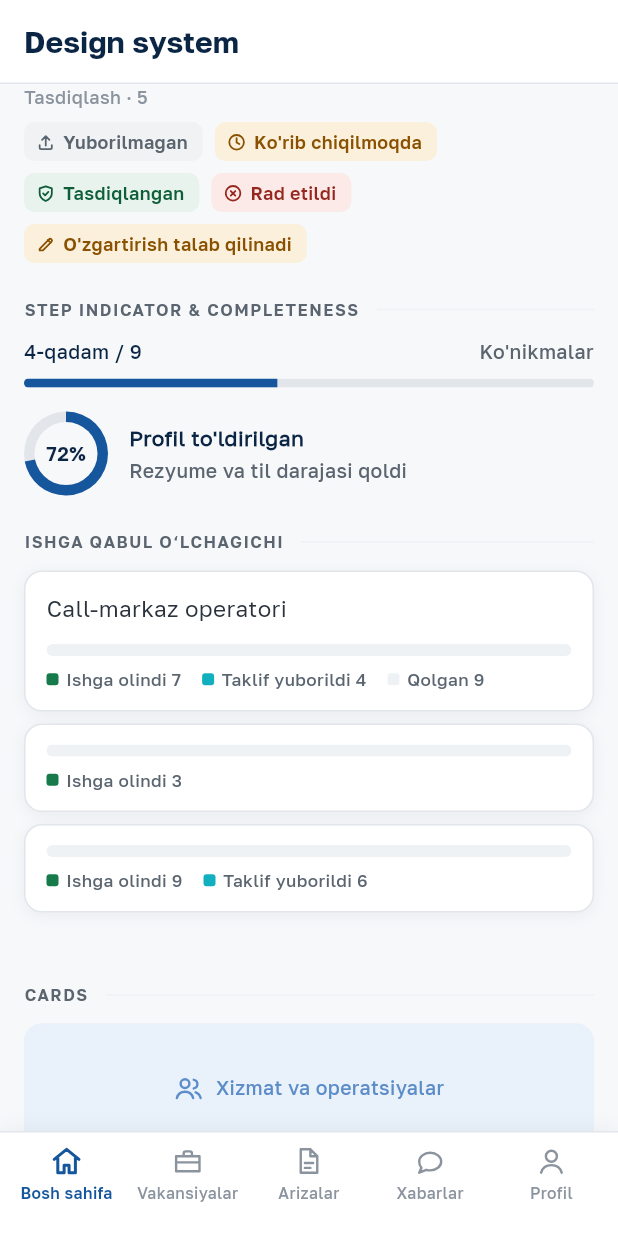
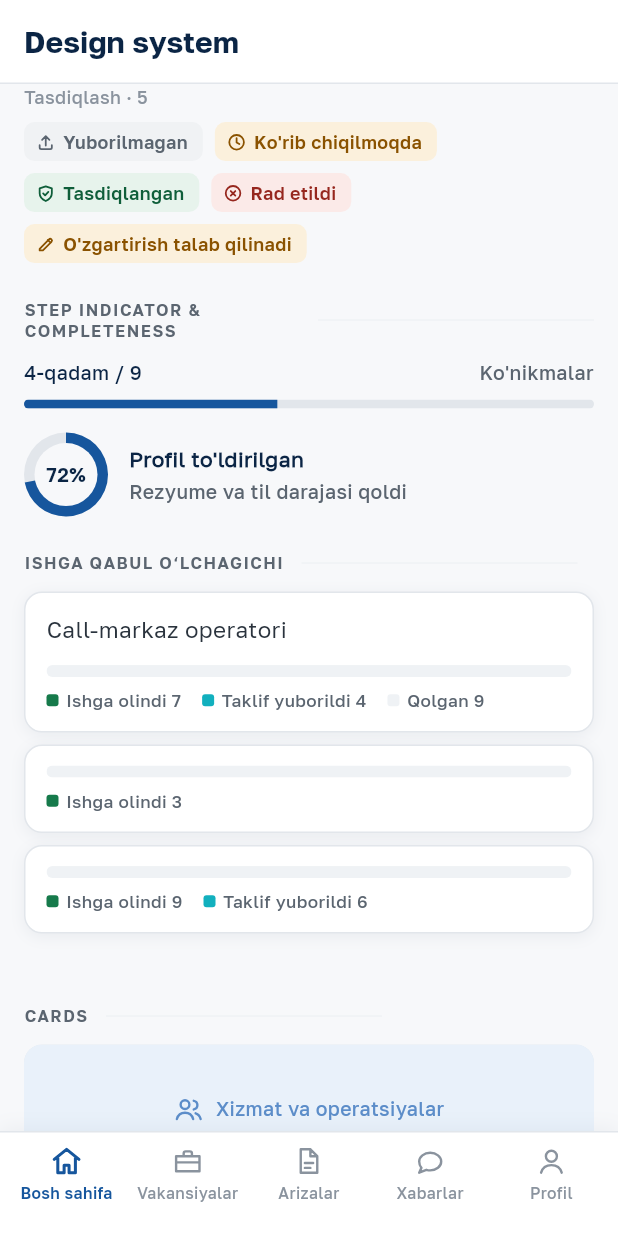
Before and after one commit to sherali-abdukakhkharov/headhunter-app, a Flutter app: the DesignGalleryScreen screen opened by its route, scrolled down 2880 dp, on a phone screen of 412 x 824 dp. Run offline on Flutter 3.47's test engine with Material 3 defaults, Android fonts, the phone set to English and light mode, and no system bars; our stand-ins replace dio, file_picker, firebase_core, firebase_messaging, flutter_riverpod, flutter_secure_storage and 4 more; accounts and stored records are empty; generated files the repository leaves out were written again.

Commit message:
Make the small-screen and large-font pass a test, not a walk
"Re-check every component at large system font scale as screens land" is a task
nobody finishes. It has to be redone for every screen that lands after it, so by
hand it is done once and then decays - and an overflow is exactly the defect
assertions miss: nothing throws, no `expect` fails, and the yellow-and-black
stripes exist only on a screen somebody is looking at.

So the pass is now three cases that pump the design gallery - the catalogue,
every component in one tree - at **320 x 568**, the floor the design names, and
at text scale **2.0**, Android's largest. One of them runs in Russian, which is
the variant that finds these: `HhMetaChip` shipped without an ellipsis because
everything using it was one word in English and three in Russian, so nothing was
ever red.

`FlutterError.onError` rather than `takeException`, because an overflow is
reported and does not throw - the pump completes and the test passes with the
stripes painted.

## It found three, all in the gallery itself

Which is the good news: **the components pass at 320dp and 2.0 in both English
and Russian**. What did not fit was the page that displays them.

- Two brand-specimen rows put a mark and a lockup side by side and overflowed by
  51 and 49 pixels at 320dp. They wrap now, rather than shrinking: a squeezed
  lockup is the wrong picture of the thing the page exists to show. Each `Wrap`
  is inside a `SizedBox(width: double.infinity)` - a `Wrap` given loose
  constraints shrink-wraps and leaves `alignment` no free space, which MEMORY.md
  records twice.
- The section heading overflowed by 23 at 2.0. `Flexible`, so it wraps to a
  second line: a truncated section heading is worse than a tall one.

Co-Authored-By: Claude Opus 5 <noreply@anthropic.com>

```diff
--- a/lib/src/features/design_gallery/presentation/design_gallery_screen.dart
+++ b/lib/src/features/design_gallery/presentation/design_gallery_screen.dart
@@ -73,12 +73,25 @@ class _DesignGalleryScreenState extends State<DesignGalleryScreen> {
             color: HhColors.brand900,
             borderRadius: HhRadius.cardAll,
           ),
-          child: const Row(
-            mainAxisAlignment: MainAxisAlignment.spaceEvenly,
-            children: [
-              HhBrandMark(width: 72, ground: HhBrandGround.navy),
-              HhBrandLockup(ground: HhBrandGround.navy),
-            ],
+          // `Wrap`, not `Row`: at 320dp the mark and the lockup do not fit on
+          // one line, and a squeezed specimen is the wrong picture of the
+          // thing this page exists to show.
+          //
+          // `SizedBox(width: double.infinity)` around it because a `Wrap`
+          // given loose constraints shrink-wraps, leaving `alignment` no free
+          // space to distribute — the trap MEMORY.md records twice.
+          child: const SizedBox(
+            width: double.infinity,
+            child: Wrap(
+              alignment: WrapAlignment.spaceEvenly,
+              spacing: HhSpace.md,
+              runSpacing: HhSpace.md,
+              crossAxisAlignment: WrapCrossAlignment.center,
+              children: [
+                HhBrandMark(width: 72, ground: HhBrandGround.navy),
+                HhBrandLockup(ground: HhBrandGround.navy),
+              ],
+            ),
           ),
         ),
         const SizedBox(height: HhSpace.sm),
@@ -86,12 +99,15 @@ class _DesignGalleryScreenState extends State<DesignGalleryScreen> {
         // Light: mono navy. Turquoise on white is misuse, so there is no
         // specimen of it here and no way to write one.
         const HhCard(
-          child: Row(
-            mainAxisAlignment: MainAxisAlignment.spaceEvenly,
-            children: [
-              HhBrandMark(width: 72),
-              HhBrandLockup(),
-            ],
+          child: SizedBox(
+            width: double.infinity,
+            child: Wrap(
+              alignment: WrapAlignment.spaceEvenly,
+              spacing: HhSpace.md,
+              runSpacing: HhSpace.md,
+              crossAxisAlignment: WrapCrossAlignment.center,
+              children: [HhBrandMark(width: 72), HhBrandLockup()],
+            ),
           ),
         ),
         const SizedBox(height: HhSpace.sm),
@@ -717,7 +733,12 @@ class _Section extends StatelessWidget {
     padding: const EdgeInsets.only(top: HhSpace.sectionGap, bottom: HhSpace.md),
     child: Row(
       children: [
-        Text(title.toUpperCase(), style: HhTypography.overline),
+        // `Flexible`, so a long heading wraps to a second line instead of
+        // overflowing the row at a large font scale. Wrapping rather than
+        // ellipsising: a truncated section heading is worse than a tall one.
+        Flexible(
+          child: Text(title.toUpperCase(), style: HhTypography.overline),
+        ),
         const SizedBox(width: HhSpace.md),
         const Expanded(child: Divider()),
       ],
```
Also changed, not shown: 1 other file.
